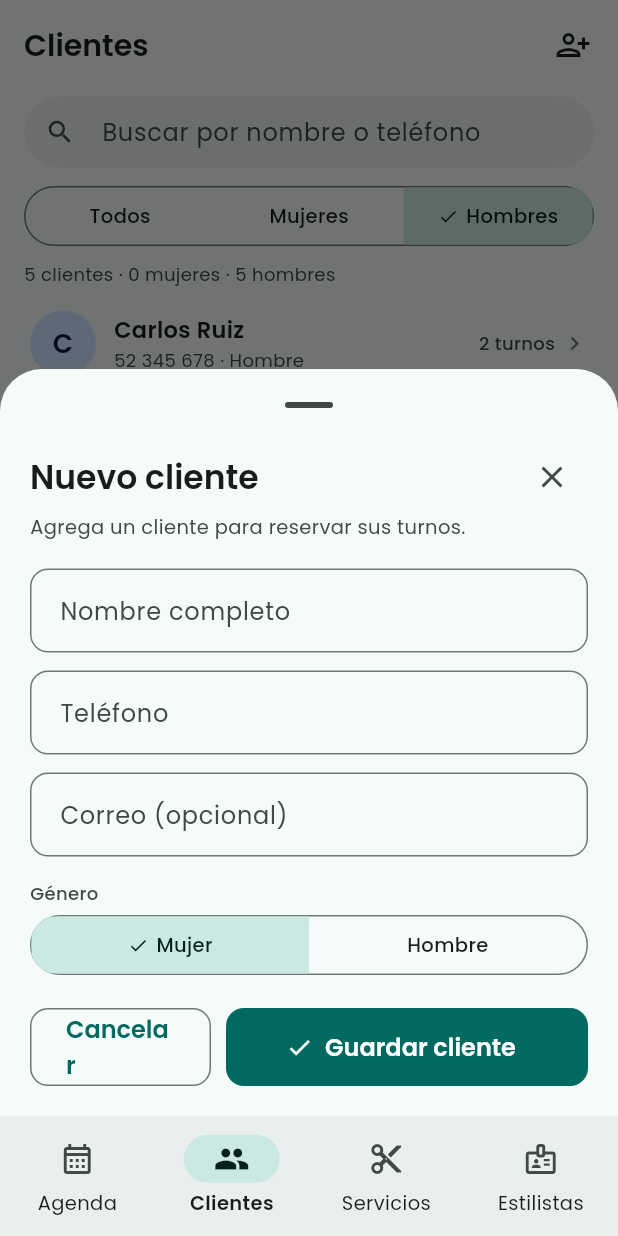
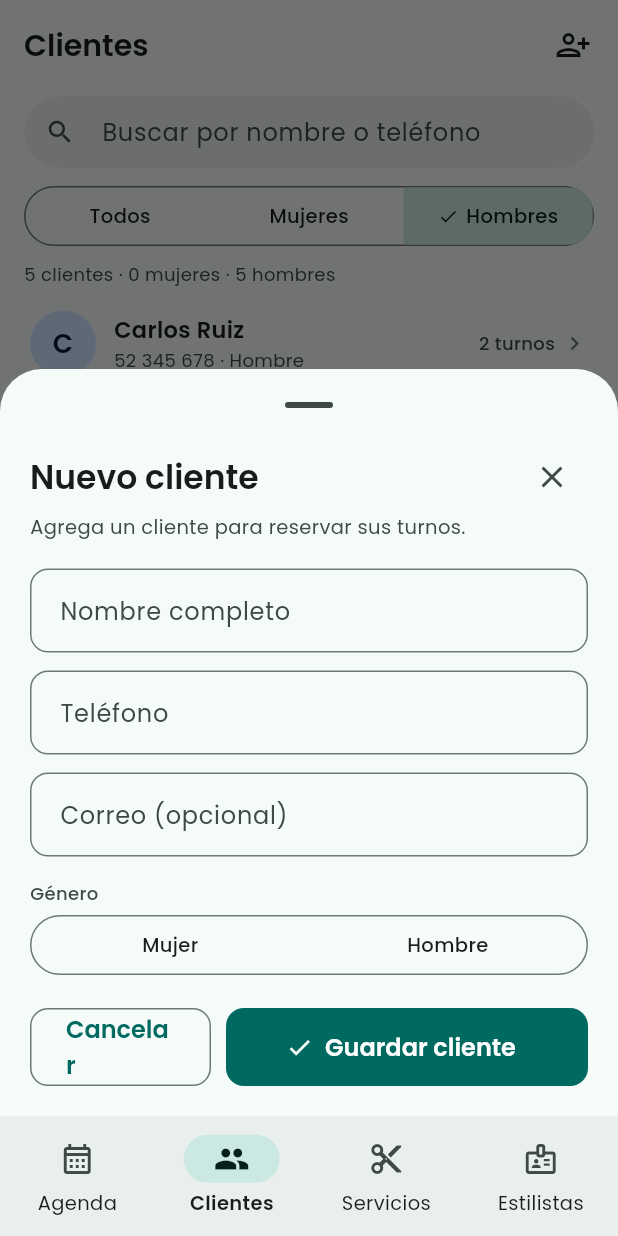
Before and after one commit to xcaim04/Turco, a Flutter app: the ClientesScreen screen opened by its route, after a tap on "Mujeres", after a tap on "Hombres", after a tap on the "person add alt 1" icon, on a phone screen of 412 x 824 dp. Run offline on Flutter 3.47's test engine with Material 3 defaults, Android fonts, the phone set to English and light mode, and no system bars; our stand-ins replace go_router.

Commit message:
Clientes: ListView.separated, género obligatorio y foco en errores
RF4:
- La lista de clientes se construye con ListView.separated; búsqueda,
  filtro y totales quedan fijos arriba.
- En el formulario de cliente el género es obligatorio (un cliente nuevo
  empieza sin género) y el teléfono repetido se valida bajo el campo.
- FocusNode: la acción del teclado pasa de nombre a teléfono y a correo,
  y al fallar la validación el foco va al primer campo con error.
- Nuevo turno desde la hoja del cliente confirma el turno guardado.

Co-Authored-By: Claude Opus 5.5 <noreply@anthropic.com>

```diff
--- a/lib/views/clientes/clientes_screen.dart
+++ b/lib/views/clientes/clientes_screen.dart
@@ -70,12 +70,14 @@ class _ClientesScreenState extends State<ClientesScreen> {
           body: SafeArea(
             top: false,
             child: ContenidoLimitado(
-              child: SingleChildScrollView(
-                keyboardDismissBehavior: ScrollViewKeyboardDismissBehavior.onDrag,
-                padding: const EdgeInsets.fromLTRB(16, 4, 16, 96),
-                child: Column(
-                  crossAxisAlignment: CrossAxisAlignment.stretch,
-                  children: [
+              child: Column(
+                crossAxisAlignment: CrossAxisAlignment.stretch,
+                children: [
+                  Padding(
+                    padding: const EdgeInsets.fromLTRB(16, 4, 16, 6),
+                    child: Column(
+                      crossAxisAlignment: CrossAxisAlignment.stretch,
+                      children: [
                     TextField(
                       controller: _busqueda,
                       onChanged: vm.buscar,
@@ -125,9 +127,14 @@ class _ClientesScreenState extends State<ClientesScreen> {
                       '${vm.total} ${vm.total == 1 ? 'cliente' : 'clientes'} · ${vm.mujeres} mujeres · ${vm.hombres} hombres',
                       style: TextStyle(fontSize: 12, color: cs.onSurfaceVariant),
                     ),
-                    const SizedBox(height: 6),
-                    if (clientes.isEmpty)
-                      EstadoVacio(
+                      ],
+                    ),
+                  ),
+                  Expanded(
+                    child: clientes.isEmpty
+                        ? SingleChildScrollView(
+                            keyboardDismissBehavior: ScrollViewKeyboardDismissBehavior.onDrag,
+                            child: EstadoVacio(
                         icono: Icons.person_search_outlined,
                         titulo: 'No encontramos clientes',
                         mensaje: vm.hayBusquedaOFiltro
@@ -147,14 +154,17 @@ class _ClientesScreenState extends State<ClientesScreen> {
                                 icon: const Icon(Icons.person_add_alt_1, size: 18),
                                 label: const Text('Nuevo cliente'),
                               ),
-                      )
-                    else
-                      for (var i = 0; i < clientes.length; i++) ...[
-                        _FilaCliente(cliente: clientes[i]),
-                        if (i < clientes.length - 1) Divider(color: cs.outlineVariant),
-                      ],
-                  ],
-                ),
+                            ),
+                          )
+                        : ListView.separated(
+                            keyboardDismissBehavior: ScrollViewKeyboardDismissBehavior.onDrag,
+                            padding: const EdgeInsets.fromLTRB(16, 0, 16, 96),
+                            itemCount: clientes.length,
+                            separatorBuilder: (_, __) => Divider(color: cs.outlineVariant),
+                            itemBuilder: (context, i) => _FilaCliente(cliente: clientes[i]),
+                          ),
+                  ),
+                ],
               ),
             ),
           ),
--- a/lib/widgets/cliente_detalle_sheet.dart
+++ b/lib/widgets/cliente_detalle_sheet.dart
@@ -6,6 +6,7 @@ import '../models/models.dart';
 import 'avatares.dart';
 import 'controles.dart';
 import 'cliente_form_sheet.dart';
+import 'dialogos_turno.dart';
 
 enum AccionCliente { nuevoTurno, editar, eliminado }
 
@@ -20,7 +21,10 @@ Future<void> mostrarDetalleCliente(BuildContext context, Cliente cliente) async
   if (!context.mounted || accion == null) return;
   switch (accion) {
     case AccionCliente.nuevoTurno:
-      context.push('/turno/nuevo', extra: TurnoFormInicial(clienteId: cliente.id));
+      final turno = await context.push<Turno>('/turno/nuevo', extra: TurnoFormInicial(clienteId: cliente.id));
+      if (turno != null && context.mounted) {
+        avisar(context, mensajeTurnoGuardado(turno, edicion: false));
+      }
     case AccionCliente.editar:
       final actual = AppScope.of(context).store.clientePorId(cliente.id);
       if (actual == null) return;
--- a/lib/widgets/cliente_form_sheet.dart
+++ b/lib/widgets/cliente_form_sheet.dart
@@ -28,10 +28,16 @@ class _FormularioClienteState extends State<_FormularioCliente> {
   late final TextEditingController _nombre;
   late final TextEditingController _telefono;
   late final TextEditingController _correo;
-  late Genero _genero;
+  Genero? _genero; // obligatorio: un cliente nuevo empieza sin género
   String? _errorTelefono;
   String? _errorGeneral;
   bool _enviado = false;
+
+  // La acción "siguiente" del teclado recorre nombre → teléfono → correo.
+  final _fNombre = FocusNode();
+  final _fTelefono = FocusNode();
+  final _fCorreo = FocusNode();
+  final _fGenero = FocusNode();
 
   bool get _esEdicion => widget.cliente != null;
 
@@ -42,7 +48,7 @@ class _FormularioClienteState extends State<_FormularioCliente> {
     _nombre = TextEditingController(text: c?.nombre ?? '');
     _telefono = TextEditingController(text: c?.telefono ?? '');
     _correo = TextEditingController(text: c?.correo ?? '');
-    _genero = c?.genero ?? Genero.mujer;
+    _genero = c?.genero;
   }
 
   @override
@@ -50,7 +56,35 @@ class _FormularioClienteState extends State<_FormularioCliente> {
     _nombre.dispose();
     _telefono.dispose();
     _correo.dispose();
+    for (final f in [_fNombre, _fTelefono, _fCorreo, _fGenero]) {
+      f.dispose();
+    }
     super.dispose();
+  }
+
+  String? _validarTelefono(String? v) {
+    final formato = Validadores.telefono(v);
+    if (formato != null) return formato;
+    final store = AppScope.of(context).store;
+    return store.telefonoDisponible(v!, excluirId: widget.cliente?.id)
+        ? null
+        : 'Este teléfono ya está registrado';
+  }
+
+  String? _validarGenero(Genero? g) => g == null ? 'Selecciona el género' : null;
+
+  /// Lleva el foco al primer campo con error.
+  void _enfocarPrimerError() {
+    final FocusNode? nodo = Validadores.nombre(_nombre.text) != null
+        ? _fNombre
+        : _validarTelefono(_telefono.text) != null || _errorTelefono != null
+            ? _fTelefono
+            : Validadores.correo(_correo.text) != null
+                ? _fCorreo
+                : _validarGenero(_genero) != null
+                    ? _fGenero
+                    : null;
+    nodo?.requestFocus();
   }
 
   void _guardar() {
@@ -59,17 +93,21 @@ class _FormularioClienteState extends State<_FormularioCliente> {
       _errorTelefono = null;
       _errorGeneral = null;
     });
-    if (!(_formKey.currentState?.validate() ?? false)) return;
+    if (!_formKey.currentState!.validate()) {
+      _enfocarPrimerError();
+      return;
+    }
     final store = AppScope.of(context).store;
     final resultado = store.guardarCliente(
       id: widget.cliente?.id,
       nombre: _nombre.text,
       telefono: _telefono.text,
-      genero: _genero,
+      genero: _genero!,
       correo: _correo.text,
     );
     if (resultado.error != null) {
       setState(() => _errorTelefono = resultado.error);
+      _fTelefono.requestFocus();
       return;
     }
     Navigator.of(context).pop(resultado.cliente);
@@ -110,16 +148,20 @@ class _FormularioClienteState extends State<_FormularioCliente> {
               const SizedBox(height: 18),
               TextFormField(
                 controller: _nombre,
+                focusNode: _fNombre,
                 textCapitalization: TextCapitalization.words,
                 textInputAction: TextInputAction.next,
+                onFieldSubmitted: (_) => _fTelefono.requestFocus(),
                 decoration: const InputDecoration(labelText: 'Nombre completo', hintText: 'Ej. Laura Gómez'),
                 validator: Validadores.nombre,
               ),
               const SizedBox(height: 12),
               TextFormField(
                 controller: _telefono,
+                focusNode: _fTelefono,
                 keyboardType: TextInputType.phone,
                 textInputAction: TextInputAction.next,
+                onFieldSubmitted: (_) => _fCorreo.requestFocus(),
                 inputFormatters: [FilteringTextInputFormatter.digitsOnly, LengthLimitingTextInputFormatter(8)],
                 decoration: InputDecoration(
                   labelText: 'Teléfono',
@@ -129,26 +171,54 @@ class _FormularioClienteState extends State<_FormularioCliente> {
                 onChanged: (_) {
                   if (_errorTelefono != null) setState(() => _errorTelefono = null);
                 },
-                validator: Validadores.telefono,
+                validator: _validarTelefono,
               ),
               const SizedBox(height: 12),
               TextFormField(
                 controller: _correo,
+                focusNode: _fCorreo,
                 keyboardType: TextInputType.emailAddress,
                 textInputAction: TextInputAction.done,
+                onFieldSubmitted: (_) => _fCorreo.unfocus(),
                 decoration: const InputDecoration(labelText: 'Correo (opcional)', hintText: 'cliente@correo.com'),
                 validator: Validadores.correo,
               ),
               const SizedBox(height: 16),
-              Text('Género', style: TextStyle(fontSize: 12, fontWeight: FontWeight.w500, color: cs.onSurfaceVariant)),
-              const SizedBox(height: 6),
-              SelectorSegmentado<Genero>(
-                opciones: const [
-                  OpcionSegmento(Genero.mujer, 'Mujer'),
-                  OpcionSegmento(Genero.hombre, 'Hombre'),
-                ],
-                seleccionada: _genero,
-                onChanged: (g) => setState(() => _genero = g),
+              FormField<Genero>(
+                initialValue: _genero,
+                validator: _validarGenero,
+                builder: (campo) => Focus(
+                  focusNode: _fGenero,
+                  child: Column(
+                    crossAxisAlignment: CrossAxisAlignment.stretch,
+                    children: [
+                      Text(
+                        'Género',
+                        style: TextStyle(
+                          fontSize: 12,
+                          fontWeight: FontWeight.w500,
+                          color: campo.hasError ? cs.error : cs.onSurfaceVariant,
+                        ),
+                      ),
+                      const SizedBox(height: 6),
+                      SelectorSegmentado<Genero?>(
+                        opciones: const [
+                          OpcionSegmento<Genero?>(Genero.mujer, 'Mujer'),
+                          OpcionSegmento<Genero?>(Genero.hombre, 'Hombre'),
+                        ],
+                        seleccionada: _genero,
+                        onChanged: (g) {
+                          setState(() => _genero = g);
+                          campo.didChange(g);
+                        },
+                      ),
+                      if (campo.hasError) ...[
+                        const SizedBox(height: 6),
+                        Text(campo.errorText!, style: TextStyle(color: cs.error, fontSize: 12)),
+                      ],
+                    ],
+                  ),
+                ),
               ),
               if (_errorGeneral != null) ...[
                 const SizedBox(height: 12),
```
